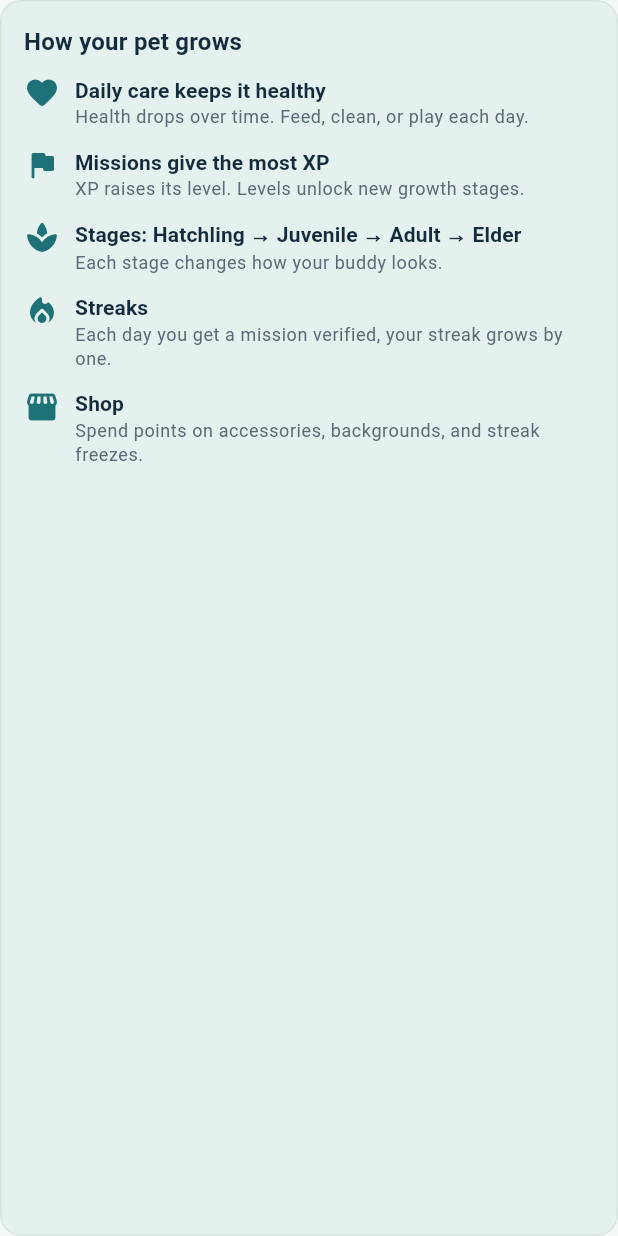
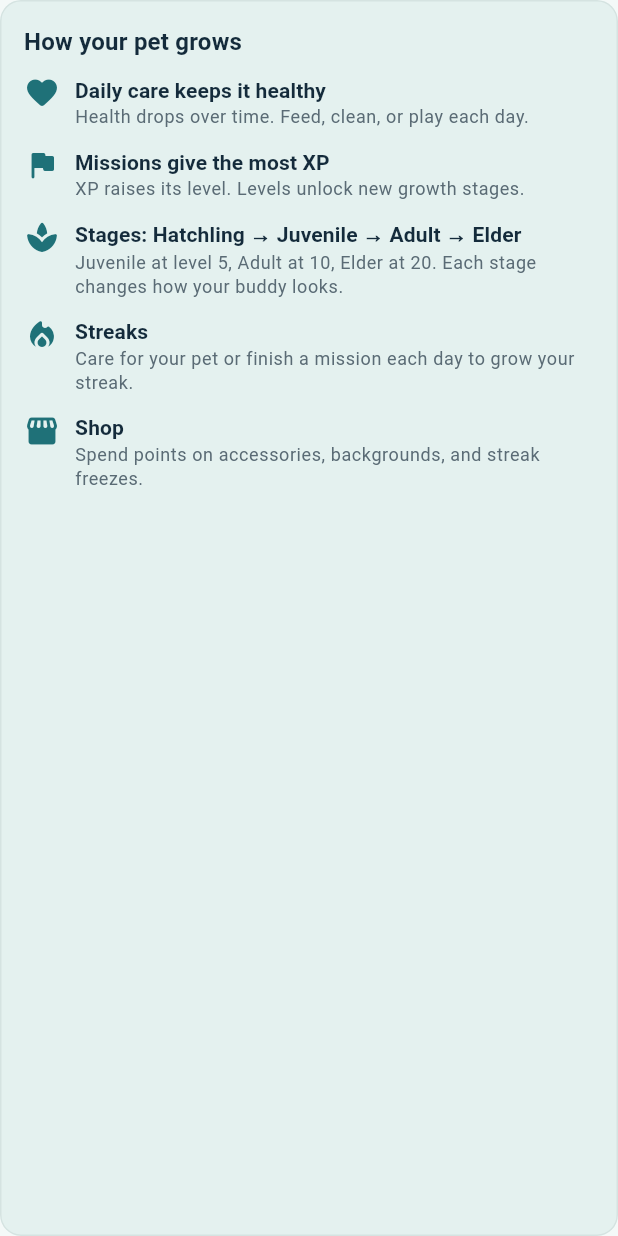
Before and after one commit to gchelsea01/BioVerse, a Flutter app: the _HowItGrows widget shown alone on an empty page, opened directly, on a phone screen of 412 x 824 dp. Run offline on Flutter 3.47's test engine with Material 3 defaults, Android fonts, the phone set to English and light mode, and no system bars; our stand-ins replace cached_network_image, dio, flutter_secure_storage, image_picker, qr_flutter, shared_preferences; accounts and stored records are empty; network calls fail.

Commit message:
Show real level thresholds and pet-care streak on Pet tab

```diff
--- a/bioverse_app/lib/features/pet/pet_screen.dart
+++ b/bioverse_app/lib/features/pet/pet_screen.dart
@@ -6,7 +6,6 @@ import '../../core/widgets/async_view.dart';
 import '../../core/widgets/badges.dart';
 import '../../core/widgets/common.dart';
 import '../../core/widgets/pet_art.dart';
-import '../../models/conservation.dart';
 import '../../models/gamification.dart';
 import '../../models/json.dart';
 import '../../state/services.dart';
@@ -60,7 +59,7 @@ class _PetBody extends StatelessWidget {
     final t = Theme.of(context).textTheme;
     return ListView(padding: const EdgeInsets.fromLTRB(16, 0, 16, 24), children: [
       HabitatBackground(
-        ecosystem: Ecosystem.parse(pet.species),
+        ecosystem: pet.ecosystem,
         child: Padding(
           padding: const EdgeInsets.all(16),
           child: Column(children: [
@@ -71,7 +70,7 @@ class _PetBody extends StatelessWidget {
             ]),
             PetArt(species: pet.species, stage: pet.stage, health: pet.health, size: 180),
             Text(pet.name, style: t.headlineSmall),
-            Text('${pet.coralType.isEmpty ? Ecosystem.parse(pet.species).label : pet.coralType} • ${pet.stage.label}',
+            Text('${pet.coralType.isEmpty ? pet.ecosystem.label : pet.coralType} • ${pet.stage.label}',
                 style: t.bodyMedium?.copyWith(color: AppColors.textMuted)),
           ]),
         ),
@@ -183,6 +182,7 @@ class _StageTrack extends StatelessWidget {
                   fontWeight: s == stage ? FontWeight.w800 : FontWeight.w500,
                   color: s == stage ? AppColors.navy : AppColors.textMuted,
                 )),
+            Text('Lv ${const [1, 5, 10, 20][s.index]}', style: t.labelSmall?.copyWith(color: AppColors.textMuted, fontSize: 10)),
           ]),
         ),
     ]);
@@ -206,6 +206,7 @@ class _CareActionsState extends State<_CareActions> {
     try {
       final updated = await context.read<Services>().game.interact(widget.pet, type);
       session.setPet(updated);
+      session.refreshStreak();
       if (mounted) showMessage(context, doneText);
     } catch (e) {
       if (mounted) showError(context, e);
@@ -266,8 +267,8 @@ class _HowItGrows extends StatelessWidget {
         const SizedBox(height: 4),
         row(Icons.favorite_rounded, 'Daily care keeps it healthy', 'Health drops over time. Feed, clean, or play each day.'),
         row(Icons.flag_rounded, 'Missions give the most XP', 'XP raises its level. Levels unlock new growth stages.'),
-        row(Icons.spa_rounded, 'Stages: Hatchling → Juvenile → Adult → Elder', 'Each stage changes how your buddy looks.'),
-        row(Icons.local_fire_department_rounded, 'Streaks', 'Each day you get a mission verified, your streak grows by one.'),
+        row(Icons.spa_rounded, 'Stages: Hatchling → Juvenile → Adult → Elder', 'Juvenile at level 5, Adult at 10, Elder at 20. Each stage changes how your buddy looks.'),
+        row(Icons.local_fire_department_rounded, 'Streaks', 'Care for your pet or finish a mission each day to grow your streak.'),
         row(Icons.storefront_rounded, 'Shop', 'Spend points on accessories, backgrounds, and streak freezes.'),
       ]),
     );
@@ -313,7 +314,7 @@ class _StreakCardState extends State<_StreakCard> {
             child: Column(crossAxisAlignment: CrossAxisAlignment.start, children: [
               Text('${s.current}-day streak', style: t.titleMedium),
               Text(
-                s.activeToday ? 'Done for today. Come back tomorrow!' : 'Complete one eco mission today to keep it going.',
+                s.activeToday ? 'Done for today. Come back tomorrow!' : 'Care for your pet or finish a mission today to keep it going.',
                 style: t.bodySmall,
               ),
             ]),
```
